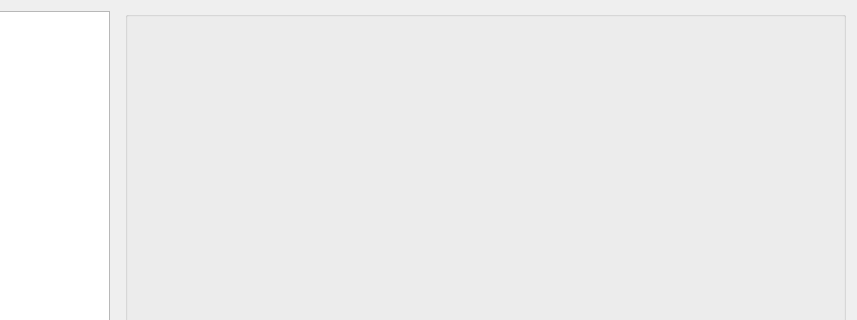
First picture: the form in src/kcm.ui, repository KDE/kaccounts-integration, before the edit; both pictures show x 92 to 949 and y 0 to 320 of the 949 by 528 pixel window.
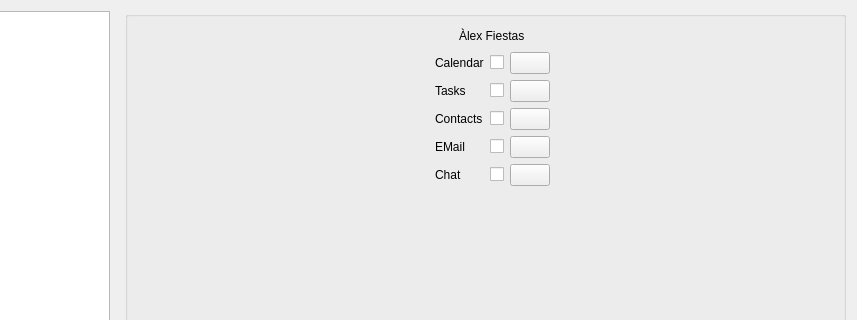
Second picture: the form after the edit. Icons and pictures are not drawn.

Patch:
```diff
--- a/src/kcm.ui
+++ b/src/kcm.ui
@@ -102,6 +102,280 @@
      <property name="title">
       <string/>
      </property>
+     <property name="flat">
+      <bool>true</bool>
+     </property>
+     <layout class="QVBoxLayout" name="verticalLayout_2">
+      <item>
+       <layout class="QHBoxLayout" name="horizontalLayout_4">
+        <item>
+         <spacer name="horizontalSpacer_5">
+          <property name="orientation">
+           <enum>Qt::Horizontal</enum>
+          </property>
+          <property name="sizeHint" stdset="0">
+           <size>
+            <width>40</width>
+            <height>20</height>
+           </size>
+          </property>
+         </spacer>
+        </item>
+        <item>
+         <widget class="QLabel" name="label">
+          <property name="maximumSize">
+           <size>
+            <width>64</width>
+            <height>64</height>
+           </size>
+          </property>
+          <property name="text">
+           <string/>
+          </property>
+          <property name="pixmap">
+           <pixmap>../../../../.kde/avatar.jpg</pixmap>
+          </property>
+          <property name="scaledContents">
+           <bool>true</bool>
+          </property>
+         </widget>
+        </item>
+        <item>
+         <widget class="QLabel" name="label_2">
+          <property name="text">
+           <string>Àlex Fiestas</string>
+          </property>
+         </widget>
+        </item>
+        <item>
+         <spacer name="horizontalSpacer_4">
+          <property name="orientation">
+           <enum>Qt::Horizontal</enum>
+          </property>
+          <property name="sizeHint" stdset="0">
+           <size>
+            <width>40</width>
+            <height>20</height>
+           </size>
+          </property>
+         </spacer>
+        </item>
+       </layout>
+      </item>
+      <item>
+       <layout class="QGridLayout" name="gridLayout">
+        <item row="3" column="4">
+         <widget class="QPushButton" name="pushButton_4">
+          <property name="text">
+           <string/>
+          </property>
+          <property name="icon">
+           <iconset theme="configure"/>
+          </property>
+         </widget>
+        </item>
+        <item row="0" column="4">
+         <widget class="QPushButton" name="pushButton">
+          <property name="text">
+           <string/>
+          </property>
+          <property name="icon">
+           <iconset theme="configure"/>
+          </property>
+         </widget>
+        </item>
+        <item row="1" column="1">
+         <widget class="QLabel" name="label_4">
+          <property name="text">
+           <string/>
+          </property>
+          <property name="pixmap">
+           <pixmap>../../../../kde/share/icons/oxygen/32x32/apps/accessories-text-editor.png</pixmap>
+          </property>
+         </widget>
+        </item>
+        <item row="0" column="2">
+         <widget class="QLabel" name="label_8">
+          <property name="text">
+           <string>Calendar</string>
+          </property>
+         </widget>
+        </item>
+        <item row="4" column="2">
+         <widget class="QLabel" name="label_13">
+          <property name="text">
+           <string>Chat</string>
+          </property>
+         </widget>
+        </item>
+        <item row="1" column="3">
+         <widget class="QCheckBox" name="checkBox_2">
+          <property name="text">
+           <string/>
+          </property>
+         </widget>
+        </item>
+        <item row="2" column="3">
+         <widget class="QCheckBox" name="checkBox_3">
+          <property name="text">
+           <string/>
+          </property>
+         </widget>
+        </item>
+        <item row="0" column="1">
+         <widget class="QLabel" name="label_3">
+          <property name="text">
+           <string/>
+          </property>
+          <property name="pixmap">
+           <pixmap>../../../../kde/share/icons/oxygen/32x32/apps/office-calendar.png</pixmap>
+          </property>
+         </widget>
+        </item>
+        <item row="3" column="2">
+         <widget class="QLabel" name="label_12">
+          <property name="text">
+           <string>EMail</string>
+          </property>
+         </widget>
+        </item>
+        <item row="4" column="1">
+         <widget class="QLabel" name="label_7">
+          <property name="text">
+           <string/>
+          </property>
+          <property name="pixmap">
+           <pixmap>../../../../kde/share/icons/oxygen/32x32/apps/telepathy-kde.png</pixmap>
+          </property>
+         </widget>
+        </item>
+        <item row="3" column="1">
+         <widget class="QLabel" name="label_6">
+          <property name="text">
+           <string/>
+          </property>
+          <property name="pixmap">
+           <pixmap>../../../../kde/share/icons/oxygen/32x32/apps/internet-mail.png</pixmap>
+          </property>
+         </widget>
+        </item>
+        <item row="2" column="2">
+         <widget class="QLabel" name="label_11">
+          <property name="text">
+           <string>Contacts</string>
+          </property>
+         </widget>
+        </item>
+        <item row="2" column="4">
+         <widget class="QPushButton" name="pushButton_3">
+          <property name="text">
+           <string/>
+          </property>
+          <property name="icon">
+           <iconset theme="configure"/>
+          </property>
+         </widget>
+        </item>
+        <item row="1" column="2">
+         <widget class="QLabel" name="label_10">
+          <property name="text">
+           <string>Tasks</string>
+          </property>
+         </widget>
+        </item>
+        <item row="2" column="1">
+         <widget class="QLabel" name="label_5">
+          <property name="text">
+           <string/>
+          </property>
+          <property name="pixmap">
+           <pixmap>../../../../kde/share/icons/oxygen/32x32/apps/office-address-book.png</pixmap>
+          </property>
+         </widget>
+        </item>
+        <item row="3" column="3">
+         <widget class="QCheckBox" name="checkBox_4">
+          <property name="text">
+           <string/>
+          </property>
+         </widget>
+        </item>
+        <item row="4" column="3">
+         <widget class="QCheckBox" name="checkBox_5">
+          <property name="text">
+           <string/>
+          </property>
+         </widget>
+        </item>
+        <item row="0" column="3">
+         <widget class="QCheckBox" name="checkBox_6">
+          <property name="text">
+           <string/>
+          </property>
+         </widget>
+        </item>
+        <item row="4" column="4">
+         <widget class="QPushButton" name="pushButton_5">
+          <property name="text">
+           <string/>
+          </property>
+          <property name="icon">
+           <iconset theme="configure"/>
+          </property>
+         </widget>
+        </item>
+        <item row="0" column="0">
+         <spacer name="horizontalSpacer_2">
+          <property name="orientation">
+           <enum>Qt::Horizontal</enum>
+          </property>
+          <property name="sizeHint" stdset="0">
+           <size>
+            <width>40</width>
+            <height>20</height>
+           </size>
+          </property>
+         </spacer>
+        </item>
+        <item row="1" column="4">
+         <widget class="QPushButton" name="pushButton_2">
+          <property name="text">
+           <string/>
+          </property>
+          <property name="icon">
+           <iconset theme="configure"/>
+          </property>
+         </widget>
+        </item>
+        <item row="0" column="5">
+         <spacer name="horizontalSpacer_3">
+          <property name="orientation">
+           <enum>Qt::Horizontal</enum>
+          </property>
+          <property name="sizeHint" stdset="0">
+           <size>
+            <width>40</width>
+            <height>20</height>
+           </size>
+          </property>
+         </spacer>
+        </item>
+       </layout>
+      </item>
+      <item>
+       <spacer name="verticalSpacer">
+        <property name="orientation">
+         <enum>Qt::Vertical</enum>
+        </property>
+        <property name="sizeHint" stdset="0">
+         <size>
+          <width>20</width>
+          <height>40</height>
+         </size>
+        </property>
+       </spacer>
+      </item>
+     </layout>
     </widget>
    </item>
   </layout>
```
